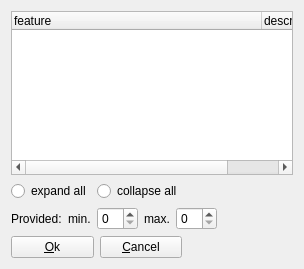
The window that client/uiforms/feature_select_provided.ui (Wolframe/configurator) describes before a commit, drawn with Qt 5.
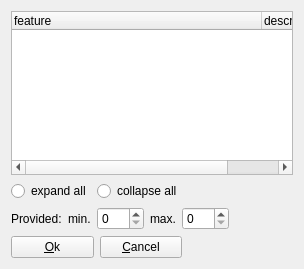
The same window after the commit. Icons and pictures are not drawn.

```diff
--- a/client/uiforms/feature_select_provided.ui
+++ b/client/uiforms/feature_select_provided.ui
@@ -133,7 +133,11 @@
         </widget>
        </item>
        <item>
-        <widget class="QSpinBox" name="min"/>
+        <widget class="QSpinBox" name="min">
+         <property name="maximum">
+          <number>999</number>
+         </property>
+        </widget>
        </item>
        <item>
         <widget class="QLabel" name="label_max_requires">
@@ -146,7 +150,11 @@
         </widget>
        </item>
        <item>
-        <widget class="QSpinBox" name="max"/>
+        <widget class="QSpinBox" name="max">
+         <property name="maximum">
+          <number>999</number>
+         </property>
+        </widget>
        </item>
        <item>
         <spacer name="horizontalSpacer_4">
```
